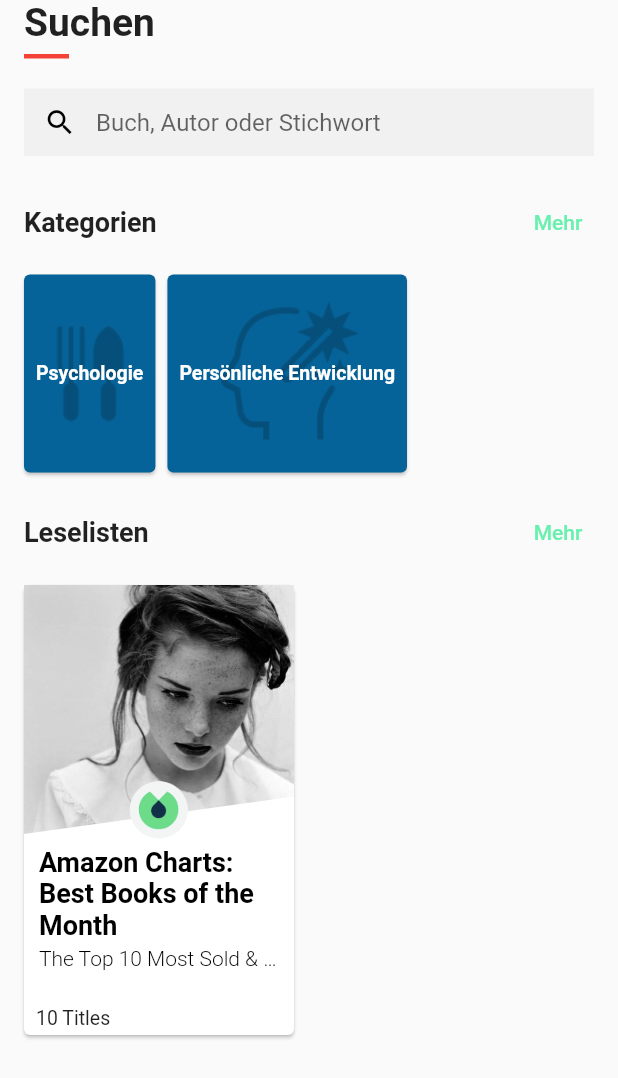
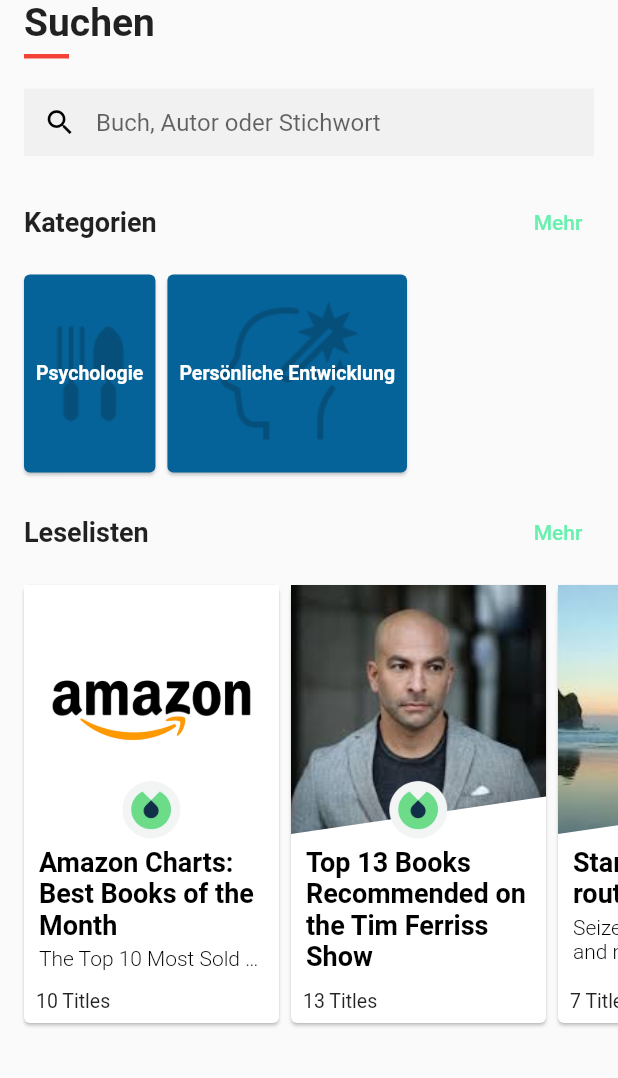
Before and after one commit to hui00/blinkist_flutter_ui, a Flutter app: the SuchenPage widget shown alone on an empty page, opened directly, on a phone screen of 412 x 824 dp. Shown: the top 1078 px of the screen. Run offline on Flutter 3.47's test engine with Material 2 defaults, Android fonts, the phone set to English and light mode, and no system bars.

```diff
--- a/lib/leselistenModel.dart
+++ b/lib/leselistenModel.dart
@@ -16,22 +16,24 @@ class LeseListenModel {
         title: "Amazon Charts: Best Books of the Month",
         subtitle: "The Top 10 Most Sold & Most Read Books of the Month",
         amountTitle: 10,
-    ),
+        image: "assets/amazon.png"),
     LeseListenModel(
         title: "Top 13 Books Recommended on the Tim Ferriss Show",
         subtitle: "This list will provide you with...",
         amountTitle: 13,
-    ),
+        image: "assets/timferris.jpeg"),
     LeseListenModel(
       title: "Start a morning routine",
       subtitle:
           "Seize the morning hours and make them your with these handpcked recommendatioFFF",
       amountTitle: 7,
+      image: "assets/morning.jpeg",
     ),
     LeseListenModel(
       title: "Jen Sincero's Badass",
       subtitle: "Jen Sinverio, #1 New York Times bestselling author, sucFFF",
       amountTitle: 13,
+      image: "assets/badass.jpeg",
     )
   ];
 }
--- a/lib/suchenPage.dart
+++ b/lib/suchenPage.dart
@@ -107,24 +107,32 @@ class SuchenPage extends StatefulWidget {
   static Widget leseleistenCard() {
     return Padding(
       padding: const EdgeInsets.only(top: 7.0, left: 12.0),
-      child: Card(
-        color: Colors.white,
       child: SizedBox(
         height: 300.0,
-          width: 180.0,
+        child: ListView.builder(
+          itemCount: LeseListenModel.allModel.length,
+          scrollDirection: Axis.horizontal,
+          itemBuilder: (BuildContext context, int index) {
+            return Card(
+              color: Colors.white,
+              child: Container(
+                width: 170.0,
                 child: Column(
                   crossAxisAlignment: CrossAxisAlignment.start,
                   children: <Widget>[
-              leseleistenImage(),
-              leseleistenText(),
+                    leseleistenImage(index),
+                    leseleistenText(index),
                   ],
                 ),
+              ),
+            );
+          },
         ),
       ),
     );
   }
 
-  static Widget leseleistenImage() {
+  static Widget leseleistenImage(int index) {
     return Container(
       height: 170.0,
       width: 180.0,
@@ -136,7 +144,7 @@ class SuchenPage extends StatefulWidget {
             child: ClipPath(
               clipper: MyClipper(),
               child: Image.asset(
-                "assets/second.jpg",
+                LeseListenModel.allModel[index].image,
                 fit: BoxFit.cover,
               ),
             ),
@@ -161,7 +169,7 @@ class SuchenPage extends StatefulWidget {
     );
   }
 
-  static Widget leseleistenText() {
+  static Widget leseleistenText(int index) {
     return Padding(
       padding: const EdgeInsets.symmetric(
         horizontal: 8.0,
@@ -171,7 +179,7 @@ class SuchenPage extends StatefulWidget {
         crossAxisAlignment: CrossAxisAlignment.start,
         children: <Widget>[
           Container(
-            height: 111,
+            height: 100,
             // color: Colors.blue,
             child: Column(
               children: <Widget>[
@@ -184,7 +192,7 @@ class SuchenPage extends StatefulWidget {
                       ),
                       children: [
                         TextSpan(
-                          text: LeseListenModel.allModel[0].title + "\n",
+                          text: LeseListenModel.allModel[index].title + "\n",
                           style: TextStyle(
                             fontSize: 18,
                             fontWeight: FontWeight.bold,
@@ -195,7 +203,7 @@ class SuchenPage extends StatefulWidget {
                           style: TextStyle(fontSize: 3),
                         ),
                         TextSpan(
-                          text: LeseListenModel.allModel[0].subtitle,
+                          text: LeseListenModel.allModel[index].subtitle,
                           style: TextStyle(
                             fontWeight: FontWeight.w300,
                           ),
@@ -210,10 +218,9 @@ class SuchenPage extends StatefulWidget {
             ),
           ),
           Container(
-            height: 19,
-            // color: Colors.grey,
             child: Text(
-              LeseListenModel.allModel[0].amountTitle.toString() + " Titles",
+              LeseListenModel.allModel[index].amountTitle.toString() +
+                  " Titles",
               style: TextStyle(
                 fontSize: 13,
                 fontWeight: FontWeight.w400,
@@ -246,6 +253,9 @@ class _SuchenPageState extends State<SuchenPage> {
           ),
           SuchenPage.titleSuchenPage("Leselisten"),
           SuchenPage.leseleistenCard(),
+          SizedBox(
+            height: 22.0,
+          ),
         ],
       ),
     );
--- a/pubspec.yaml
+++ b/pubspec.yaml
@@ -40,6 +40,10 @@ flutter:
 
   # To add assets to your application, add an assets section, like this:
   assets:
+    - assets/badass.jpeg
+    - assets/morning.jpeg
+    - assets/amazon.png
+    - assets/timferris.jpeg
     - assets/iconLeselisten.png
     - assets/psychologie.png
     - assets/persoenlicheenwicklung.png
```
Also changed, not shown: lib/main.dart (+36 -2 lines), assets/amazon.png (added), assets/badass.jpeg (added), assets/morning.jpeg (added), assets/timferris.jpeg (added). Lines whose indentation alone changed are shown as unchanged.
